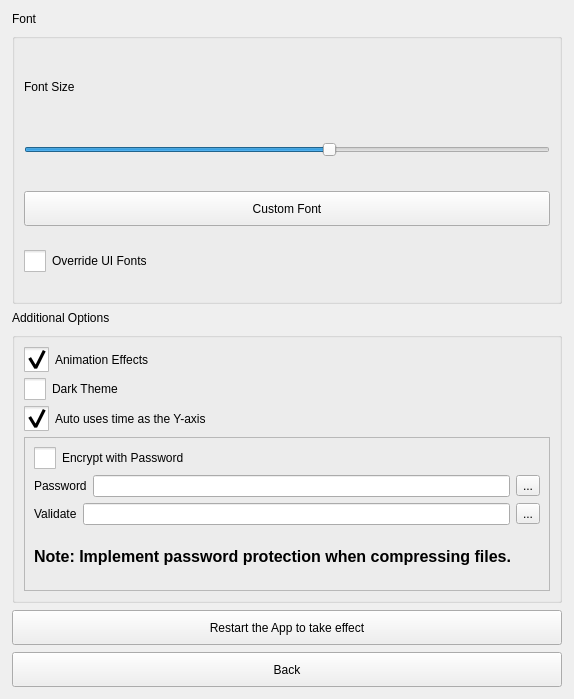
Old version of the form src/Preferences.ui in the repository ic005k/Knot-Legacy.
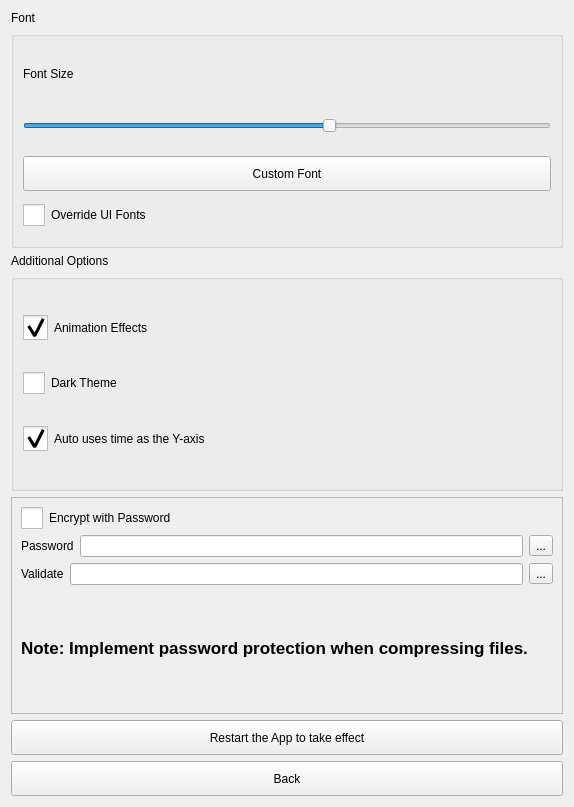
New version of the form. Icons and pictures are not drawn.

What changed in the file:
```diff
--- a/src/Preferences.ui
+++ b/src/Preferences.ui
@@ -7,28 +7,13 @@
     <x>0</x>
     <y>0</y>
     <width>574</width>
-    <height>699</height>
+    <height>807</height>
    </rect>
   </property>
   <property name="windowTitle">
    <string>Preferences</string>
   </property>
   <layout class="QVBoxLayout" name="verticalLayout_2">
-   <property name="spacing">
-    <number>7</number>
-   </property>
-   <property name="leftMargin">
-    <number>12</number>
-   </property>
-   <property name="topMargin">
-    <number>12</number>
-   </property>
-   <property name="rightMargin">
-    <number>12</number>
-   </property>
-   <property name="bottomMargin">
-    <number>12</number>
-   </property>
    <item>
     <widget class="QLabel" name="label">
      <property name="sizePolicy">
@@ -228,6 +213,9 @@
         </property>
        </widget>
       </item>
+     </layout>
+    </widget>
+   </item>
       <item>
        <widget class="QFrame" name="frame">
         <property name="frameShape">
@@ -297,16 +285,13 @@
           <widget class="QLabel" name="lblZipTip">
            <property name="font">
             <font>
-             <pointsize>12</pointsize>
+          <pointsize>13</pointsize>
              <bold>true</bold>
             </font>
            </property>
            <property name="text">
             <string>Note: Implement password protection when compressing files.</string>
            </property>
-          </widget>
-         </item>
-        </layout>
        </widget>
       </item>
      </layout>
```
Lines whose indentation alone changed are shown as unchanged.
